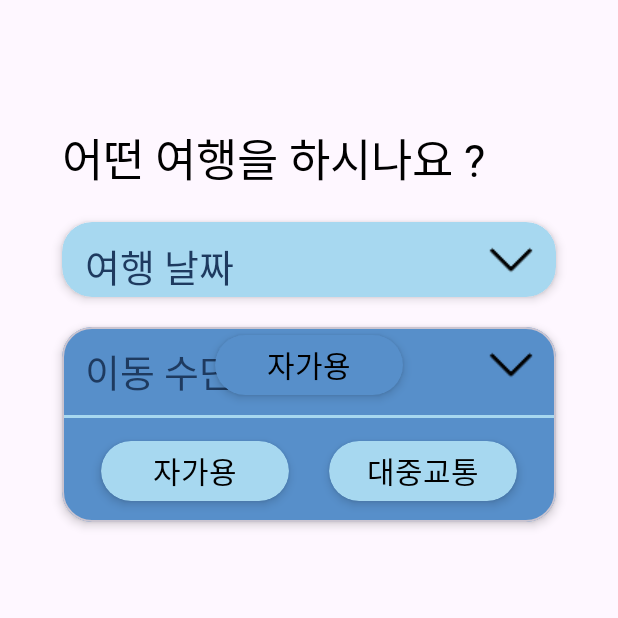
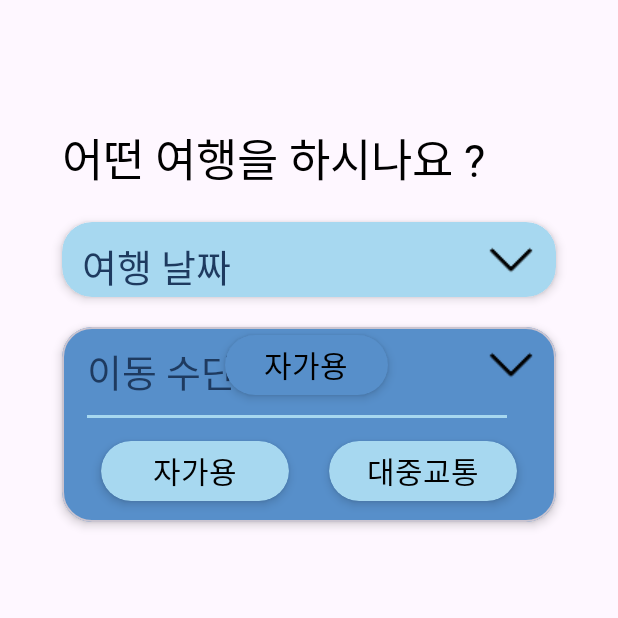
Before and after one commit to Team-Deepin/Travel_Plus_Mobile, an Android app: the fragment AIRecommendFragment shown on its own in the app's theme, after a tap on "자가용", on a phone screen of 412 x 824 dp, the top half of it. Run offline under Robolectric (Android 15) with nearby library versions, the phone set to English and light mode, and no system bars; our stand-ins replace Shimmer; libraries missing offline, so code that uses them is left out: com.applandeo.materialcalendarview; plain views replace CalendarView; network calls fail; Roboto replaces fonts that are not available here; 1 statement that could not run was skipped; 3 other taps on this screen came first.

Commit message:
마무리

```diff
--- a/app/src/main/java/com/example/travelplus/main/MainActivity.java
+++ b/app/src/main/java/com/example/travelplus/main/MainActivity.java
@@ -25,6 +25,9 @@ public class MainActivity extends AppCompatActivity {
             @Override
             public void onPageSelected(int position) {
                 super.onPageSelected(position);
+                Bundle result = new Bundle();
+                result.putBoolean("refresh_need", true);
+                getSupportFragmentManager().setFragmentResult("refresh_main", result);
                 getSupportFragmentManager().popBackStack(null, FragmentManager.POP_BACK_STACK_INCLUSIVE);
             }
         });
--- a/app/src/main/res/layout/fragment_ai_recommend.xml
+++ b/app/src/main/res/layout/fragment_ai_recommend.xml
@@ -86,7 +86,6 @@
             android:id="@+id/ai_text"
             android:layout_width="wrap_content"
             android:layout_height="wrap_content"
-
             android:fontFamily="@font/bmeuljirottf"
             android:text="어떤 여행을 하시나요 ?"
             android:textColor="@color/black"
@@ -108,6 +107,30 @@
             <androidx.constraintlayout.widget.ConstraintLayout
                 android:layout_width="match_parent"
                 android:layout_height="match_parent">
+                <androidx.constraintlayout.widget.Guideline
+                    android:id="@+id/guidelineVertical05_date"
+                    android:layout_width="wrap_content"
+                    android:layout_height="wrap_content"
+                    android:orientation="vertical"
+                    app:layout_constraintGuide_percent="0.05" />
+                <androidx.constraintlayout.widget.Guideline
+                    android:id="@+id/guidelineVertical33_date"
+                    android:layout_width="wrap_content"
+                    android:layout_height="wrap_content"
+                    android:orientation="vertical"
+                    app:layout_constraintGuide_percent="0.33" />
+                <androidx.constraintlayout.widget.Guideline
+                    android:id="@+id/guidelineVertical66_date"
+                    android:layout_width="wrap_content"
+                    android:layout_height="wrap_content"
+                    android:orientation="vertical"
+                    app:layout_constraintGuide_percent="0.66" />
+                <androidx.constraintlayout.widget.Guideline
+                    android:id="@+id/guidelineVertical9_date"
+                    android:layout_width="wrap_content"
+                    android:layout_height="wrap_content"
+                    android:orientation="vertical"
+                    app:layout_constraintGuide_percent="0.9" />
                 <TextView
                     android:id="@+id/ai_date_text"
                     android:layout_width="wrap_content"
@@ -117,8 +140,8 @@
                     android:textSize="25dp"
                     android:textColor="@color/color_text"
                     app:layout_constraintTop_toTopOf="parent"
-                    app:layout_constraintStart_toStartOf="parent"
-                    android:layout_marginStart="15dp"
+                    app:layout_constraintStart_toStartOf="@id/guidelineVertical05_date"
+                    app:layout_constraintEnd_toEndOf="@id/guidelineVertical33_date"
                     android:layout_marginTop="10dp"/>
                 <ImageView
                     android:id="@+id/ai_date_down"
@@ -131,21 +154,21 @@
                     android:layout_marginTop="5dp"/>
                 <androidx.cardview.widget.CardView
                     android:id="@+id/ai_date_select"
-                    android:layout_width="125dp"
+                    android:layout_width="0dp"
                     android:layout_height="40dp"
                     app:cardCornerRadius="20dp"
                     app:cardElevation="4dp"
                     app:cardBackgroundColor="@color/point"
                     android:visibility="gone"
                     app:layout_constraintTop_toTopOf="parent"
-                    app:layout_constraintStart_toStartOf="parent"
-                    app:layout_constraintEnd_toEndOf="parent"
+                    app:layout_constraintStart_toStartOf="@id/guidelineVertical33_date"
+                    app:layout_constraintEnd_toEndOf="@id/guidelineVertical66_date"
                     android:layout_marginTop="5dp">
                     <TextView
                         android:id="@+id/ai_date_select_text"
                         android:layout_width="wrap_content"
                         android:layout_height="wrap_content"
-                        android:text="05/03 ~ 05/05"
+                        android:text=""
                         android:textSize="15dp"
                         android:fontFamily="@font/bmeuljirottf"
                         android:layout_gravity="center"
@@ -153,12 +176,11 @@
                 </androidx.cardview.widget.CardView>
                 <View
                     android:id="@+id/ai_line1"
-                    android:layout_width="350dp"
+                    android:layout_width="0dp"
                     android:layout_height="2dp"
-                    android:visibility="gone"
                     app:layout_constraintTop_toBottomOf="@id/ai_date_text"
-                    app:layout_constraintStart_toStartOf="parent"
-                    app:layout_constraintEnd_toEndOf="parent"
+                    app:layout_constraintStart_toStartOf="@id/guidelineVertical05_date"
+                    app:layout_constraintEnd_toEndOf="@id/guidelineVertical9_date"
                     android:layout_marginTop="10dp"
                     android:background="@color/login_button"/>
                 <com.applandeo.materialcalendarview.CalendarView
@@ -209,6 +231,30 @@
             <androidx.constraintlayout.widget.ConstraintLayout
                 android:layout_width="match_parent"
                 android:layout_height="match_parent">
+                <androidx.constraintlayout.widget.Guideline
+                    android:id="@+id/guidelineVertical05_meanstp"
+                    android:layout_width="wrap_content"
+                    android:layout_height="wrap_content"
+                    android:orientation="vertical"
+                    app:layout_constraintGuide_percent="0.05" />
+                <androidx.constraintlayout.widget.Guideline
+                    android:id="@+id/guidelineVertical33_meanstp"
+                    android:layout_width="wrap_content"
+                    android:layout_height="wrap_content"
+                    android:orientation="vertical"
+                    app:layout_constraintGuide_percent="0.33" />
+                <androidx.constraintlayout.widget.Guideline
+                    android:id="@+id/guidelineVertical66_meanstp"
+                    android:layout_width="wrap_content"
+                    android:layout_height="wrap_content"
+                    android:orientation="vertical"
+                    app:layout_constraintGuide_percent="0.66" />
+                <androidx.constraintlayout.widget.Guideline
+                    android:id="@+id/guidelineVertical9_meanstp"
+                    android:layout_width="wrap_content"
+                    android:layout_height="wrap_content"
+                    android:orientation="vertical"
+                    app:layout_constraintGuide_percent="0.9" />
                 <TextView
                     android:id="@+id/transport_text"
                     android:layout_width="wrap_content"
@@ -217,9 +263,8 @@
                     android:textSize="25dp"
                     android:textColor="@color/color_text"
                     android:fontFamily="@font/bmeuljirottf"
-                    app:layout_constraintStart_toStartOf="parent"
+                    app:layout_constraintStart_toStartOf="@id/guidelineVertical05_meanstp"
                     app:layout_constraintTop_toTopOf="parent"
-                    android:layout_marginStart="15dp"
                     android:layout_marginTop="10dp"/>
 
                 <ImageView
@@ -233,21 +278,21 @@
                     android:layout_marginEnd="10dp"/>
                 <androidx.cardview.widget.CardView
                     android:id="@+id/ai_transport_select"
-                    android:layout_width="125dp"
+                    android:layout_width="0dp"
                     android:layout_height="40dp"
                     app:cardCornerRadius="20dp"
                     app:cardElevation="4dp"
                     android:visibility="gone"
                     app:cardBackgroundColor="@color/point"
                     app:layout_constraintTop_toTopOf="parent"
-                    app:layout_constraintStart_toStartOf="parent"
-                    app:layout_constraintEnd_toEndOf="parent"
+                    app:layout_constraintStart_toStartOf="@id/guidelineVertical33_meanstp"
+                    app:layout_constraintEnd_toEndOf="@id/guidelineVertical66_meanstp"
                     android:layout_marginTop="5dp">
                     <TextView
                         android:id="@+id/ai_transport_select_text"
                         android:layout_width="wrap_content"
                         android:layout_height="wrap_content"
-                        android:text="자가용"
+                        android:text=""
                         android:textSize="20dp"
                         android:fontFamily="@font/bmeuljirottf"
                         android:layout_gravity="center"
@@ -255,12 +300,11 @@
                 </androidx.cardview.widget.CardView>
                 <View
                     android:id="@+id/ai_line2"
-                    android:layout_width="350dp"
+                    android:layout_width="0dp"
                     android:layout_height="2dp"
-                    android:visibility="gone"
                     app:layout_constraintTop_toBottomOf="@id/transport_text"
-                    app:layout_constraintStart_toStartOf="parent"
-                    app:layout_constraintEnd_toEndOf="parent"
+                    app:layout_constraintStart_toStartOf="@id/guidelineVertical05_meanstp"
+                    app:layout_constraintEnd_toEndOf="@id/guidelineVertical9_meanstp"
                     android:layout_marginTop="10dp"
                     android:background="@color/login_button"/>
                 <androidx.cardview.widget.CardView
--- a/app/src/main/res/layout/fragment_main.xml
+++ b/app/src/main/res/layout/fragment_main.xml
@@ -420,7 +420,7 @@
             android:layout_height="wrap_content">
             <TextView
                 android:id="@+id/home_title"
-                android:layout_width="wrap_content"
+                android:layout_width="match_parent"
                 android:layout_height="wrap_content"
                 android:fontFamily="@font/bmeuljirottf"
                 android:text=""
@@ -439,6 +439,7 @@
                 android:text=""
                 android:textSize="20dp"
                 android:textColor="@color/text_sub"
+                android:singleLine="true"
                 app:layout_constraintTop_toBottomOf="@id/home_title"
                 app:layout_constraintStart_toStartOf="parent"
                 android:layout_marginStart="25dp"/>
--- a/app/src/main/res/layout/fragment_survey.xml
+++ b/app/src/main/res/layout/fragment_survey.xml
@@ -495,7 +495,7 @@
                                 android:id="@+id/survey_date_select_text"
                                 android:layout_width="wrap_content"
                                 android:layout_height="wrap_content"
-                                android:text="05/03 ~ 05/05"
+                                android:text=""
                                 android:textSize="15dp"
                                 android:fontFamily="@font/bmeuljirottf"
                                 android:layout_gravity="center"
@@ -618,7 +618,7 @@
                                 android:id="@+id/survey_transport_select_text"
                                 android:layout_width="wrap_content"
                                 android:layout_height="wrap_content"
-                                android:text="자가용"
+                                android:text=""
                                 android:textSize="20dp"
                                 android:fontFamily="@font/bmeuljirottf"
                                 android:layout_gravity="center"
```
Also changed, not shown: app/src/main/java/com/example/travelplus/home/HomeFragment.java (+27 -9 lines).
